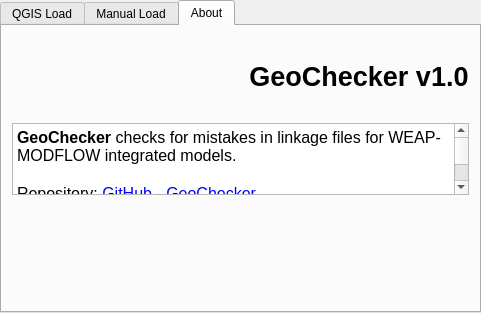
First picture: the form in geo_checker_dialog.ui, repository Kalliam/GeoCheckerQGIS, before the edit.
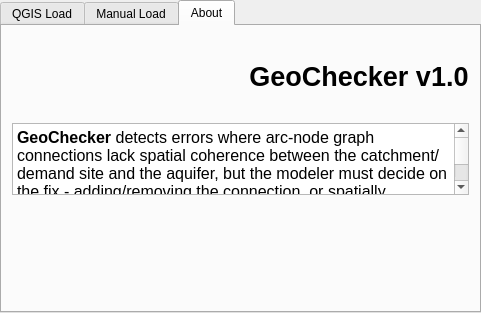
Second picture: the form after the edit. The open tabs and pages were chosen to show the change. Custom widgets are drawn as their Qt base class.

Commit message: Chore: "About" tab updated

What changed in the file:
```diff
--- a/geo_checker_dialog.ui
+++ b/geo_checker_dialog.ui
@@ -419,6 +419,12 @@
        </item>
        <item>
         <widget class="QTextBrowser" name="plugin_description">
+         <property name="verticalScrollBarPolicy">
+          <enum>Qt::ScrollBarPolicy::ScrollBarAsNeeded</enum>
+         </property>
+         <property name="sizeAdjustPolicy">
+          <enum>QAbstractScrollArea::SizeAdjustPolicy::AdjustToContentsOnFirstShow</enum>
+         </property>
          <property name="html">
           <string>&lt;!DOCTYPE HTML PUBLIC &quot;-//W3C//DTD HTML 4.0//EN&quot; &quot;http://www.w3.org/TR/REC-html40/strict.dtd&quot;&gt;
 &lt;html&gt;&lt;head&gt;&lt;meta name=&quot;qrichtext&quot; content=&quot;1&quot; /&gt;&lt;meta charset=&quot;utf-8&quot; /&gt;&lt;style type=&quot;text/css&quot;&gt;
@@ -427,31 +433,19 @@
 li.unchecked::marker { content: &quot;\2610&quot;; }
 li.checked::marker { content: &quot;\2612&quot;; }
 &lt;/style&gt;&lt;/head&gt;&lt;body style=&quot; font-family:'Segoe UI'; font-size:9pt; font-weight:400; font-style:normal;&quot;&gt;
-&lt;p style=&quot; margin-top:0px; margin-bottom:0px; margin-left:0px; margin-right:0px; -qt-block-indent:0; text-indent:0px;&quot;&gt;&lt;span style=&quot; font-family:'MS Shell Dlg 2'; font-size:12pt; font-weight:600;&quot;&gt;GeoChecker&lt;/span&gt;&lt;span style=&quot; font-family:'MS Shell Dlg 2'; font-size:12pt;&quot;&gt; checks for mistakes in linkage files for WEAP-MODFLOW integrated models.&lt;/span&gt;&lt;/p&gt;
+&lt;p style=&quot; margin-top:0px; margin-bottom:0px; margin-left:0px; margin-right:0px; -qt-block-indent:0; text-indent:0px;&quot;&gt;&lt;span style=&quot; font-size:12pt; font-weight:700;&quot;&gt;GeoChecker&lt;/span&gt;&lt;span style=&quot; font-size:12pt;&quot;&gt; detects errors where arc-node graph connections lack spatial coherence between the catchment/demand site and the aquifer, but the modeler must decide on the fix - adding/removing the connection, or spatially removing the linked cells in the linkage file.&lt;/span&gt;&lt;/p&gt;
 &lt;p style=&quot;-qt-paragraph-type:empty; margin-top:0px; margin-bottom:0px; margin-left:0px; margin-right:0px; -qt-block-indent:0; text-indent:0px; font-family:'MS Shell Dlg 2'; font-size:12pt;&quot;&gt;&lt;br /&gt;&lt;/p&gt;
 &lt;p style=&quot; margin-top:0px; margin-bottom:0px; margin-left:0px; margin-right:0px; -qt-block-indent:0; text-indent:0px;&quot;&gt;&lt;span style=&quot; font-family:'MS Shell Dlg 2'; font-size:12pt;&quot;&gt;Repository: &lt;/span&gt;&lt;a href=&quot;https://github.com/Kalliam/GeoCheckerQGIS&quot;&gt;&lt;span style=&quot; font-family:'MS Shell Dlg 2'; font-size:12pt; text-decoration: underline; color:#0000ff;&quot;&gt;GitHub - GeoChecker&lt;/span&gt;&lt;/a&gt;&lt;/p&gt;
-&lt;p style=&quot; margin-top:0px; margin-bottom:0px; margin-left:0px; margin-right:0px; -qt-block-indent:0; text-indent:0px;&quot;&gt;&lt;span style=&quot; font-family:'MS Shell Dlg 2'; font-size:12pt;&quot;&gt;Autors: Antonio Torga, Ignacio Gajardo&lt;/span&gt;&lt;/p&gt;
+&lt;p style=&quot; margin-top:0px; margin-bottom:0px; margin-left:0px; margin-right:0px; -qt-block-indent:0; text-indent:0px;&quot;&gt;&lt;span style=&quot; font-family:'MS Shell Dlg 2'; font-size:12pt;&quot;&gt;Autors: Felipe Troncoso, Antonio Torga and Ignacio Gajardo.&lt;/span&gt;&lt;/p&gt;
 &lt;p style=&quot;-qt-paragraph-type:empty; margin-top:0px; margin-bottom:0px; margin-left:0px; margin-right:0px; -qt-block-indent:0; text-indent:0px; font-family:'MS Shell Dlg 2'; font-size:12pt;&quot;&gt;&lt;br /&gt;&lt;/p&gt;
-&lt;p style=&quot; margin-top:0px; margin-bottom:0px; margin-left:0px; margin-right:0px; -qt-block-indent:0; text-indent:0px;&quot;&gt;&lt;span style=&quot; font-family:'MS Shell Dlg 2'; font-size:12pt;&quot;&gt;Fondecyt Project N°1241596&lt;/span&gt;&lt;/p&gt;&lt;/body&gt;&lt;/html&gt;</string>
+&lt;p style=&quot; margin-top:0px; margin-bottom:0px; margin-left:0px; margin-right:0px; -qt-block-indent:0; text-indent:0px;&quot;&gt;&lt;span style=&quot; font-family:'MS Shell Dlg 2'; font-size:12pt;&quot;&gt;Fondecyt Project N°1241596&lt;/span&gt;&lt;/p&gt;
+&lt;p style=&quot; margin-top:0px; margin-bottom:0px; margin-left:0px; margin-right:0px; -qt-block-indent:0; text-indent:0px;&quot;&gt;&lt;span style=&quot; font-family:'MS Shell Dlg 2'; font-size:12pt;&quot;&gt;Researches: Nancy Hitschfeld, Pedro Sanzana and Claudio Lobos.&lt;/span&gt;&lt;/p&gt;&lt;/body&gt;&lt;/html&gt;</string>
          </property>
          <property name="openExternalLinks">
           <bool>true</bool>
          </property>
         </widget>
        </item>
-       <item>
-        <spacer name="about_verticalSpacer">
-         <property name="orientation">
-          <enum>Qt::Orientation::Vertical</enum>
-         </property>
-         <property name="sizeHint" stdset="0">
-          <size>
-           <width>20</width>
-           <height>40</height>
-          </size>
-         </property>
-        </spacer>
-       </item>
        <item>
         <layout class="QHBoxLayout" name="about_footer_layout">
          <property name="spacing">
```
Left out of the diff: 2 changed lines with no effect on the pictures.
